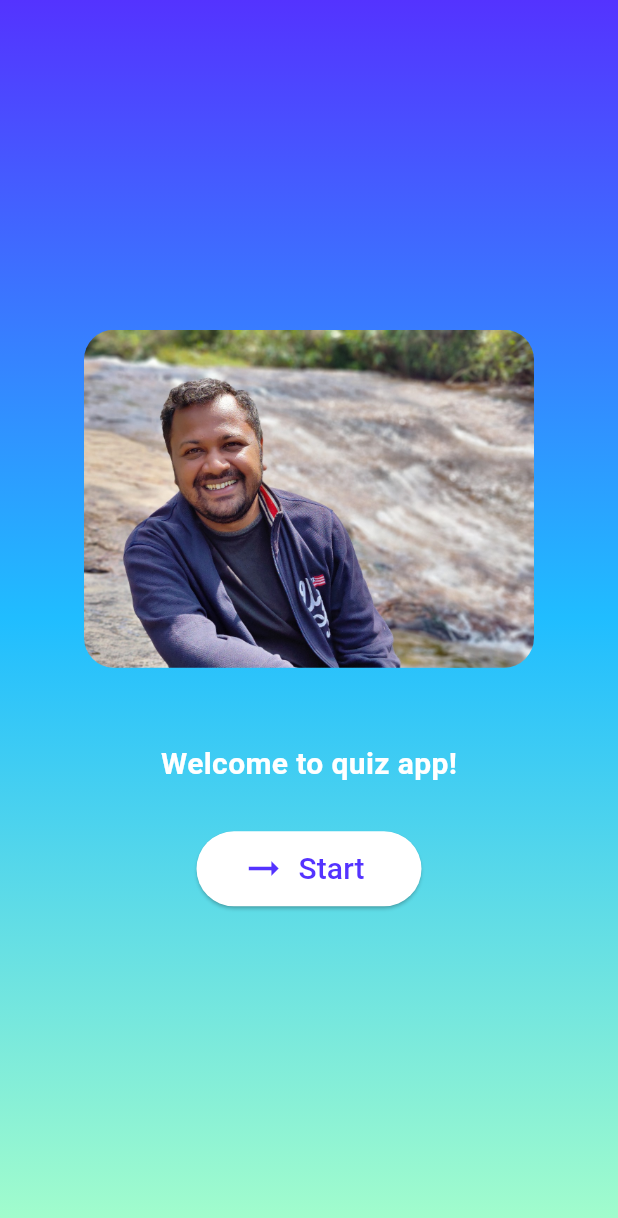
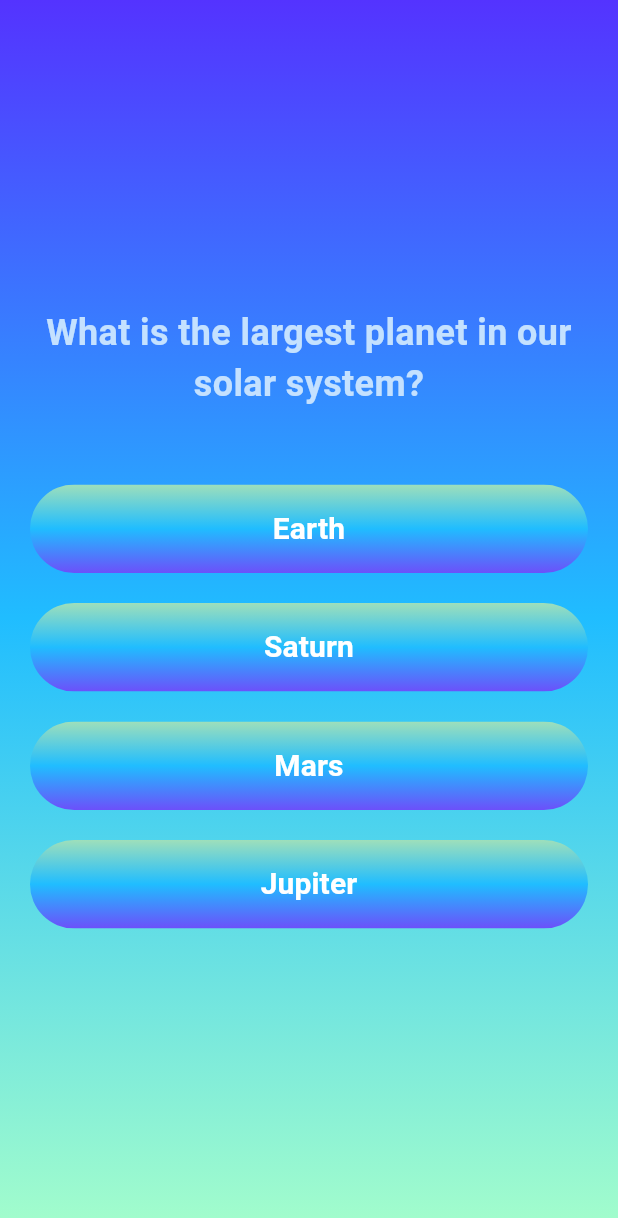
Before and after one commit to AnsarIbrahim/quiz_app, a Flutter app: the screen it shows after launch, after a tap on "Start", on a phone screen of 412 x 824 dp. Shown: the top 1218 px of the screen. Run offline on Flutter 3.47's test engine with Material 3 defaults, Android fonts, the phone set to English and light mode, and no system bars; our stand-ins replace google_fonts.

Commit message:
Add Final

```diff
--- /dev/null
+++ b/lib/data/questions.dart
@@ -0,0 +1,34 @@
+import 'package:quiz_app/models/quiz_questions.dart';
+
+final questions = [
+  Questions(
+    question: 'What is the largest planet in our solar system?',
+    answers: ['Jupiter', 'Earth', 'Mars', 'Saturn'],
+  ),
+  Questions(
+    question: 'Who wrote "Romeo and Juliet"?',
+    answers: [
+      'William Shakespeare',
+      'Charles Dickens',
+      'Mark Twain',
+      'Jane Austen'
+    ],
+  ),
+  Questions(
+    question: 'What is the chemical symbol for water?',
+    answers: ['H2O', 'O2', 'CO2', 'NaCl'],
+  ),
+  Questions(
+    question: 'What is the tallest mountain in the world?',
+    answers: ['Mount Everest', 'K2', 'Kangchenjunga', 'Lhotse'],
+  ),
+  Questions(
+    question: 'Who painted the Mona Lisa?',
+    answers: [
+      'Leonardo da Vinci',
+      'Vincent van Gogh',
+      'Pablo Picasso',
+      'Claude Monet'
+    ],
+  ),
+];
--- a/lib/main.dart
+++ b/lib/main.dart
@@ -1,21 +1,7 @@
 import 'package:flutter/material.dart';
 
-import 'start_screen.dart';
+import 'quiz.dart';
 
 void main() {
-  runApp(
-    MaterialApp(
-      home: Scaffold(
-        body: Container(
-            decoration: const BoxDecoration(
-              gradient: LinearGradient(colors: [
-                Color(0xFF5433FF),
-                Color(0xFF20BDFF),
-                Color(0xFFA5FECB),
-              ], begin: Alignment.topCenter, end: Alignment.bottomCenter),
-            ),
-            child: const StartScreen()),
-      ),
-    ),
-  );
+  runApp(const Quiz());
 }
--- /dev/null
+++ b/lib/models/answer_button.dart
@@ -0,0 +1,55 @@
+import 'package:flutter/material.dart';
+import 'package:google_fonts/google_fonts.dart';
+
+class AnswerButton extends StatelessWidget {
+  const AnswerButton({
+    super.key,
+    required this.answerText,
+    required this.onTap,
+  });
+
+  final String answerText;
+  final void Function() onTap;
+
+  @override
+  Widget build(BuildContext context) {
+    return ClipRRect(
+      borderRadius: BorderRadius.circular(40),
+      child: Container(
+        width: double.infinity,
+        decoration: const BoxDecoration(
+          gradient: LinearGradient(
+            colors: [
+              Color.fromARGB(255, 108, 80, 250),
+              Color(0xFF20BDFF),
+              Color.fromARGB(255, 158, 223, 187),
+            ],
+            begin: Alignment.bottomCenter,
+            end: Alignment.topCenter,
+          ),
+        ),
+        child: ElevatedButton(
+          onPressed: onTap,
+          style: ElevatedButton.styleFrom(
+            padding: const EdgeInsets.symmetric(vertical: 15, horizontal: 30),
+            backgroundColor: Colors.transparent,
+            shadowColor: Colors.transparent,
+            minimumSize: const Size(150, 50),
+            shape: RoundedRectangleBorder(
+              borderRadius: BorderRadius.circular(40),
+            ),
+          ),
+          child: Text(
+            answerText,
+            textAlign: TextAlign.center,
+            style: GoogleFonts.aBeeZee(
+              color: Colors.white,
+              fontSize: 20,
+              fontWeight: FontWeight.bold,
+            ),
+          ),
+        ),
+      ),
+    );
+  }
+}
--- /dev/null
+++ b/lib/models/quiz_questions.dart
@@ -0,0 +1,20 @@
+import 'package:quiz_app/data/questions.dart';
+
+class Questions {
+  final String question;
+  final List<String> answers;
+
+  Questions({
+    required this.question,
+    required this.answers,
+  });
+
+  static List<Questions> getQuestions() {
+    return questions;
+  }
+
+  List<String> getShuffledAnswers() {
+    final shuffledAnswers = answers.toList()..shuffle();
+    return shuffledAnswers;
+  }
+}
--- /dev/null
+++ b/lib/questions_screen.dart
@@ -0,0 +1,69 @@
+import 'package:flutter/material.dart';
+import 'package:google_fonts/google_fonts.dart';
+
+import 'models/answer_button.dart';
+import 'data/questions.dart';
+
+class QuestionsScreen extends StatefulWidget {
+  const QuestionsScreen({super.key, required this.onSelectedAnswer});
+
+  final void Function(String answer) onSelectedAnswer;
+
+  @override
+  State<StatefulWidget> createState() {
+    return _QuestionsScreenState();
+  }
+}
+
+class _QuestionsScreenState extends State<QuestionsScreen> {
+  var currentQuestionIndex = 0;
+
+  void nextQuestion(String selectedAnswer) {
+    widget.onSelectedAnswer(selectedAnswer);
+
+    setState(() {
+      currentQuestionIndex++;
+    });
+  }
+
+  @override
+  Widget build(BuildContext context) {
+    final currentQuestions = questions[currentQuestionIndex];
+
+    return SizedBox(
+      width: double.infinity,
+      child: Container(
+        margin: const EdgeInsets.symmetric(horizontal: 20),
+        child: Column(
+          mainAxisAlignment: MainAxisAlignment.center,
+          crossAxisAlignment: CrossAxisAlignment.stretch,
+          children: [
+            Text(
+              currentQuestions.question,
+              style: GoogleFonts.aBeeZee(
+                color: const Color.fromARGB(255, 196, 225, 255),
+                fontSize: 24,
+                fontWeight: FontWeight.bold,
+              ),
+              textAlign: TextAlign.center,
+            ),
+            const SizedBox(height: 30),
+            ...currentQuestions.getShuffledAnswers().map(
+              (answer) {
+                return Column(
+                  children: [
+                    const SizedBox(height: 20),
+                    AnswerButton(
+                      answerText: answer,
+                      onTap: () => nextQuestion(answer),
+                    ),
+                  ],
+                );
+              },
+            ).toList(),
+          ],
+        ),
+      ),
+    );
+  }
+}
--- /dev/null
+++ b/lib/quiz.dart
@@ -0,0 +1,73 @@
+import 'package:flutter/material.dart';
+
+import 'start_screen.dart';
+import 'questions_screen.dart';
+import 'data/questions.dart';
+import 'result_screen.dart';
+
+class Quiz extends StatefulWidget {
+  const Quiz({super.key});
+
+  @override
+  State<Quiz> createState() => _QuizState();
+}
+
+class _QuizState extends State<Quiz> {
+  List<String> selectedAnswers = [];
+
+  var activeScreen = 'start-screen';
+
+  void switchScreen() {
+    setState(() {
+      activeScreen = 'questions-screen';
+    });
+  }
+
+  void chooseAnswer(String answer) {
+    selectedAnswers.add(answer);
+
+    if (selectedAnswers.length == questions.length) {
+      setState(() {
+        activeScreen = 'result-screen';
+      });
+    }
+  }
+
+  @override
+  Widget build(BuildContext context) {
+    Widget screenWidget;
+
+    if (activeScreen == 'start-screen') {
+      screenWidget = StartScreen(switchScreen);
+    } else {
+      screenWidget = QuestionsScreen(onSelectedAnswer: chooseAnswer);
+    }
+
+    if (activeScreen == 'result-screen') {
+      screenWidget = ResultScreen(
+        chosenAnswers: selectedAnswers,
+      );
+    }
+
+    return MaterialApp(
+      home: Scaffold(
+        body: Container(
+          decoration: const BoxDecoration(
+            gradient: LinearGradient(
+              colors: [
+                Color(0xFF5433FF),
+                Color(0xFF20BDFF),
+                Color(0xFFA5FECB),
+              ],
+              begin: Alignment.topCenter,
+              end: Alignment.bottomCenter,
+            ),
+          ),
+          child: Center(
+            child: screenWidget,
+          ),
+        ),
+      ),
+    );
+  }
+}
--- a/lib/start_screen.dart
+++ b/lib/start_screen.dart
@@ -1,7 +1,10 @@
 import 'package:flutter/material.dart';
+import 'package:google_fonts/google_fonts.dart';
 
 class StartScreen extends StatelessWidget {
-  const StartScreen({super.key});
+  const StartScreen(this.startQuiz, {super.key});
+
+  final void Function() startQuiz;
 
   @override
   Widget build(BuildContext context) {
@@ -17,28 +20,29 @@ class StartScreen extends StatelessWidget {
             ),
           ),
           const SizedBox(height: 50),
-          const Text(
+          Text(
             'Welcome to quiz app!',
-            style: TextStyle(
-              fontSize: 20,
+            style: GoogleFonts.aBeeZee(
+              color: Colors.white,
+              fontSize: 30,
               fontWeight: FontWeight.bold,
-              color: Colors.white,
             ),
           ),
           const SizedBox(height: 30),
           ElevatedButton.icon(
-            onPressed: () {
-              // Add navigation to the next screen here
-            },
+            onPressed: startQuiz,
             style: ElevatedButton.styleFrom(
               backgroundColor: Colors.white,
               foregroundColor: const Color(0xFF5433FF),
               minimumSize: const Size(150, 50),
             ),
             icon: const Icon(Icons.arrow_right_alt_outlined, size: 30),
-            label: const Text(
+            label: Text(
               'Start',
-              style: TextStyle(fontSize: 20),
+              style: GoogleFonts.aBeeZee(
+                fontSize: 20,
+                fontWeight: FontWeight.bold,
+              ),
             ),
           ),
         ],
--- a/pubspec.yaml
+++ b/pubspec.yaml
@@ -34,6 +34,7 @@ dependencies:
   # The following adds the Cupertino Icons font to your application.
   # Use with the CupertinoIcons class for iOS style icons.
   cupertino_icons: ^1.0.8
+  google_fonts: ^6.2.1
 
 dev_dependencies:
   flutter_test:
```
Also changed, not shown: lib/questions_summary.dart (added, +76 -0 lines), lib/result_screen.dart (added, +79 -0 lines), pubspec.lock, 7 other files.
